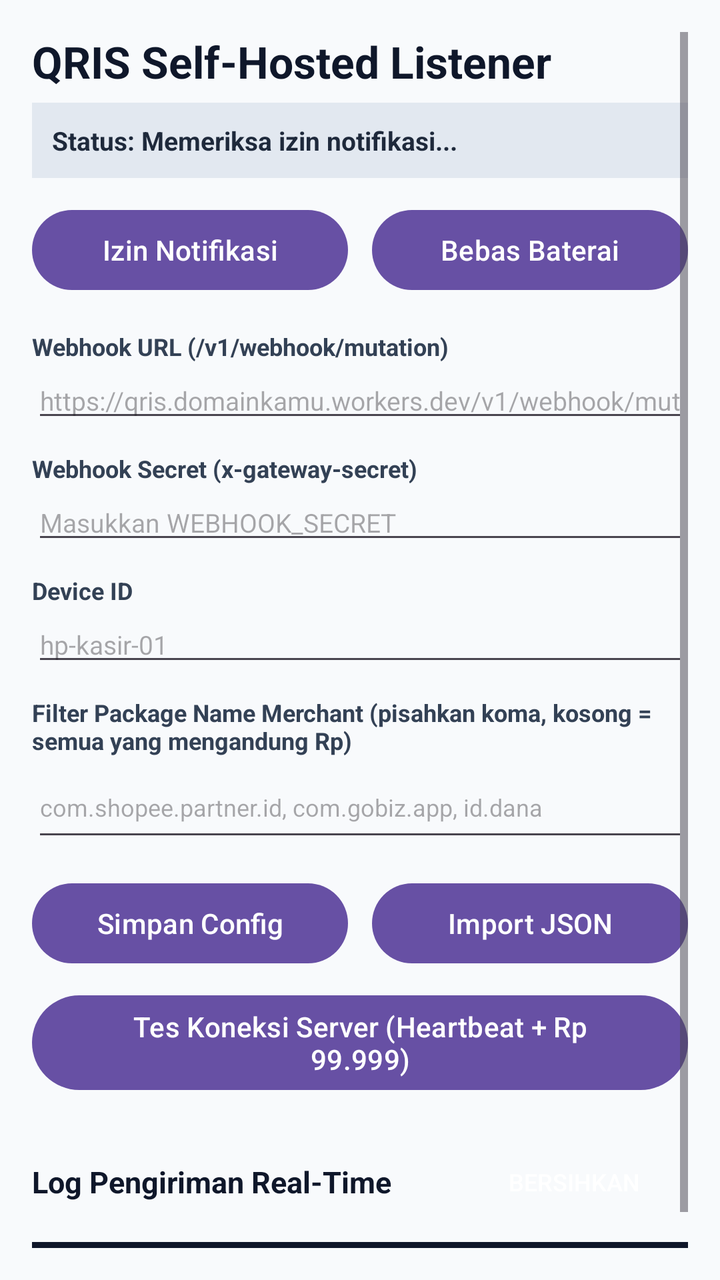
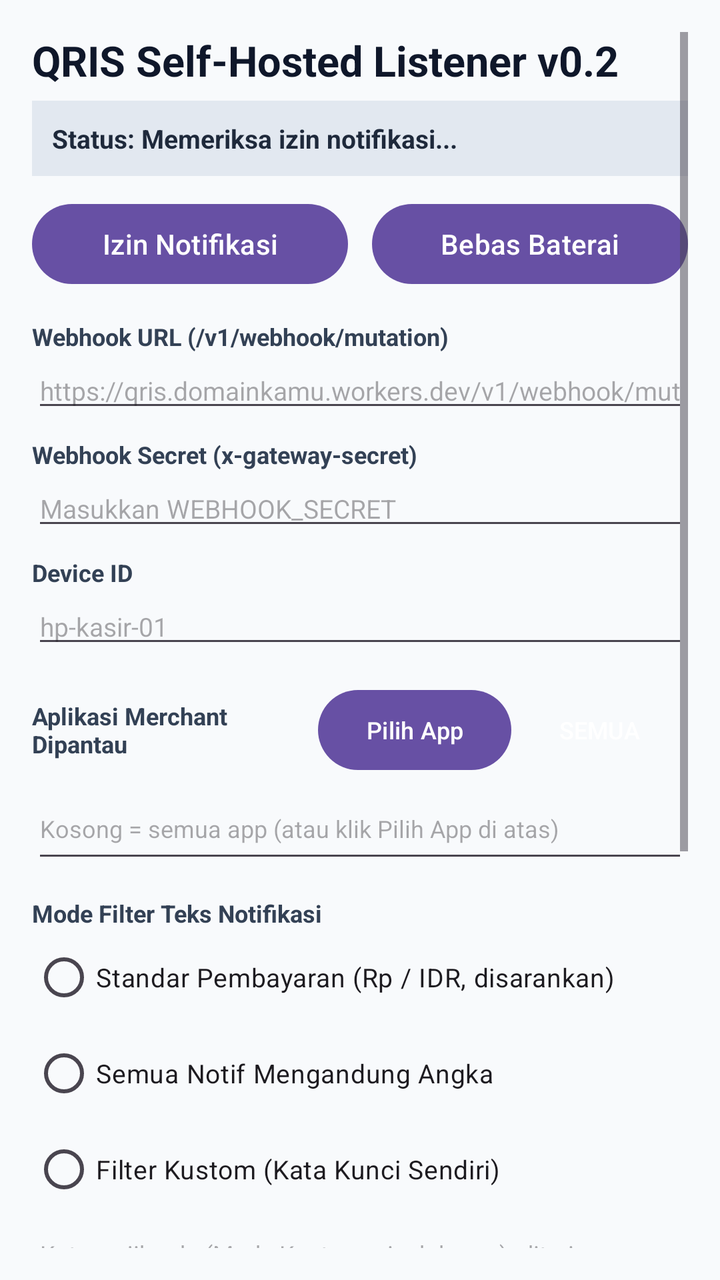

The first picture is an Android layout as it rendered before a commit; the second is the same layout after the commit. The layout source and the unified diff follow.
<!-- AndroidManifest.xml: application theme Theme.Material3.DayNight.NoActionBar -->
<!-- res/layout/activity_main.xml -->
<?xml version="1.0" encoding="utf-8"?>
<ScrollView xmlns:android="http://schemas.android.com/apk/res/android"
    android:layout_width="match_parent"
    android:layout_height="match_parent"
    android:padding="16dp"
    android:background="#F8FAFC">

    <LinearLayout
        android:layout_width="match_parent"
        android:layout_height="wrap_content"
        android:orientation="vertical">

        <TextView
            android:layout_width="match_parent"
            android:layout_height="wrap_content"
            android:text="QRIS Self-Hosted Listener"
            android:textSize="22sp"
            android:textStyle="bold"
            android:textColor="#0F172A" />

        <TextView
            android:id="@+id/tvStatusBadge"
            android:layout_width="match_parent"
            android:layout_height="wrap_content"
            android:layout_marginTop="6dp"
            android:padding="10dp"
            android:background="#E2E8F0"
            android:text="Status: Memeriksa izin notifikasi..."
            android:textSize="13sp"
            android:textStyle="bold"
            android:textColor="#1E293B" />

        <LinearLayout
            android:layout_width="match_parent"
            android:layout_height="wrap_content"
            android:layout_marginTop="12dp"
            android:orientation="horizontal">

            <Button
                android:id="@+id/btnGrantNotification"
                android:layout_width="0dp"
                android:layout_height="wrap_content"
                android:layout_weight="1"
                android:layout_marginEnd="6dp"
                android:text="Izin Notifikasi" />

            <Button
                android:id="@+id/btnDisableBatteryOpt"
                android:layout_width="0dp"
                android:layout_height="wrap_content"
                android:layout_weight="1"
                android:layout_marginStart="6dp"
                android:text="Bebas Baterai" />
        </LinearLayout>

        <TextView
            android:layout_width="match_parent"
            android:layout_height="wrap_content"
            android:layout_marginTop="16dp"
            android:text="Webhook URL (/v1/webhook/mutation)"
            android:textStyle="bold"
            android:textSize="12sp"
            android:textColor="#334155" />

        <EditText
            android:id="@+id/etWebhookUrl"
            android:layout_width="match_parent"
            android:layout_height="wrap_content"
            android:hint="https://qris.domainkamu.workers.dev/v1/webhook/mutation"
            android:inputType="textUri"
            android:textSize="13sp" />

        <TextView
            android:layout_width="match_parent"
            android:layout_height="wrap_content"
            android:layout_marginTop="10dp"
            android:text="Webhook Secret (x-gateway-secret)"
            android:textStyle="bold"
            android:textSize="12sp"
            android:textColor="#334155" />

        <EditText
            android:id="@+id/etSecret"
            android:layout_width="match_parent"
            android:layout_height="wrap_content"
            android:hint="Masukkan WEBHOOK_SECRET"
            android:inputType="textPassword"
            android:textSize="13sp" />

        <TextView
            android:layout_width="match_parent"
            android:layout_height="wrap_content"
            android:layout_marginTop="10dp"
            android:text="Device ID"
            android:textStyle="bold"
            android:textSize="12sp"
            android:textColor="#334155" />

        <EditText
            android:id="@+id/etDeviceId"
            android:layout_width="match_parent"
            android:layout_height="wrap_content"
            android:hint="hp-kasir-01"
            android:inputType="text"
            android:textSize="13sp" />

        <TextView
            android:layout_width="match_parent"
            android:layout_height="wrap_content"
            android:layout_marginTop="10dp"
            android:text="Filter Package Name Merchant (pisahkan koma, kosong = semua yang mengandung Rp)"
            android:textStyle="bold"
            android:textSize="12sp"
            android:textColor="#334155" />

        <EditText
            android:id="@+id/etPackages"
            android:layout_width="match_parent"
            android:layout_height="wrap_content"
            android:hint="com.shopee.partner.id, com.gobiz.app, id.dana"
            android:inputType="textMultiLine"
            android:minLines="2"
            android:textSize="12sp" />

        <LinearLayout
            android:layout_width="match_parent"
            android:layout_height="wrap_content"
            android:layout_marginTop="12dp"
            android:orientation="horizontal">

            <Button
                android:id="@+id/btnSave"
                android:layout_width="0dp"
                android:layout_height="wrap_content"
                android:layout_weight="1"
                android:layout_marginEnd="6dp"
                android:text="Simpan Config" />

            <Button
                android:id="@+id/btnImportJson"
                android:layout_width="0dp"
                android:layout_height="wrap_content"
                android:layout_weight="1"
                android:layout_marginStart="6dp"
                android:text="Import JSON" />
        </LinearLayout>

        <Button
            android:id="@+id/btnTestPing"
            android:layout_width="match_parent"
            android:layout_height="wrap_content"
            android:layout_marginTop="8dp"
            android:text="Tes Koneksi Server (Heartbeat + Rp 99.999)" />

        <LinearLayout
            android:layout_width="match_parent"
            android:layout_height="wrap_content"
            android:layout_marginTop="18dp"
            android:orientation="horizontal"
            android:gravity="center_vertical">

            <TextView
                android:layout_width="0dp"
                android:layout_height="wrap_content"
                android:layout_weight="1"
                android:text="Log Pengiriman Real-Time"
                android:textStyle="bold"
                android:textSize="15sp"
                android:textColor="#0F172A" />

            <Button
                android:id="@+id/btnClearLogs"
                style="?android:attr/borderlessButtonStyle"
                android:layout_width="wrap_content"
                android:layout_height="wrap_content"
                android:text="Bersihkan"
                android:textSize="12sp" />
        </LinearLayout>

        <TextView
            android:id="@+id/tvDeliveryLogs"
            android:layout_width="match_parent"
            android:layout_height="wrap_content"
            android:layout_marginTop="6dp"
            android:padding="12dp"
            android:background="#0F172A"
            android:textColor="#E2E8F0"
            android:fontFamily="monospace"
            android:textSize="11sp"
            android:text="Belum ada aktivitas notifikasi." />
    </LinearLayout>
</ScrollView>
<!-- resources referenced by this layout -->
<resources>

</resources>

<!-- the commit's change to res/layout/activity_main.xml (unified diff, before → after) -->
@@ -13,8 +13,8 @@
         <TextView
             android:layout_width="match_parent"
             android:layout_height="wrap_content"
-            android:text="QRIS Self-Hosted Listener"
-            android:textSize="22sp"
+            android:text="QRIS Self-Hosted Listener v0.2"
+            android:textSize="21sp"
             android:textStyle="bold"
             android:textColor="#0F172A" />
 
@@ -33,7 +33,7 @@
         <LinearLayout
             android:layout_width="match_parent"
             android:layout_height="wrap_content"
-            android:layout_marginTop="12dp"
+            android:layout_marginTop="10dp"
             android:orientation="horizontal">
 
             <Button
@@ -56,7 +56,7 @@
         <TextView
             android:layout_width="match_parent"
             android:layout_height="wrap_content"
-            android:layout_marginTop="16dp"
+            android:layout_marginTop="14dp"
             android:text="Webhook URL (/v1/webhook/mutation)"
             android:textStyle="bold"
             android:textSize="12sp"
@@ -73,7 +73,7 @@
         <TextView
             android:layout_width="match_parent"
             android:layout_height="wrap_content"
-            android:layout_marginTop="10dp"
+            android:layout_marginTop="8dp"
             android:text="Webhook Secret (x-gateway-secret)"
             android:textStyle="bold"
             android:textSize="12sp"
@@ -90,7 +90,7 @@
         <TextView
             android:layout_width="match_parent"
             android:layout_height="wrap_content"
-            android:layout_marginTop="10dp"
+            android:layout_marginTop="8dp"
             android:text="Device ID"
             android:textStyle="bold"
             android:textSize="12sp"
@@ -104,37 +104,119 @@
             android:inputType="text"
             android:textSize="13sp" />
 
-        <TextView
-            android:layout_width="match_parent"
-            android:layout_height="wrap_content"
-            android:layout_marginTop="10dp"
-            android:text="Filter Package Name Merchant (pisahkan koma, kosong = semua yang mengandung Rp)"
-            android:textStyle="bold"
-            android:textSize="12sp"
-            android:textColor="#334155" />
+        <LinearLayout
+            android:layout_width="match_parent"
+            android:layout_height="wrap_content"
+            android:layout_marginTop="12dp"
+            android:orientation="horizontal"
+            android:gravity="center_vertical">
+
+            <TextView
+                android:layout_width="0dp"
+                android:layout_height="wrap_content"
+                android:layout_weight="1"
+                android:text="Aplikasi Merchant Dipantau"
+                android:textStyle="bold"
+                android:textSize="12sp"
+                android:textColor="#334155" />
+
+            <Button
+                android:id="@+id/btnPickApps"
+                android:layout_width="wrap_content"
+                android:layout_height="wrap_content"
+                android:text="Pilih App"
+                android:textSize="12sp" />
+
+            <Button
+                android:id="@+id/btnClearApps"
+                style="?android:attr/borderlessButtonStyle"
+                android:layout_width="wrap_content"
+                android:layout_height="wrap_content"
+                android:text="Semua"
+                android:textSize="12sp" />
+        </LinearLayout>
 
         <EditText
             android:id="@+id/etPackages"
             android:layout_width="match_parent"
             android:layout_height="wrap_content"
-            android:hint="com.shopee.partner.id, com.gobiz.app, id.dana"
+            android:hint="Kosong = semua app (atau klik Pilih App di atas)"
             android:inputType="textMultiLine"
             android:minLines="2"
             android:textSize="12sp" />
 
-        <LinearLayout
+        <TextView
             android:layout_width="match_parent"
             android:layout_height="wrap_content"
             android:layout_marginTop="12dp"
+            android:text="Mode Filter Teks Notifikasi"
+            android:textStyle="bold"
+            android:textSize="12sp"
+            android:textColor="#334155" />
+
+        <RadioGroup
+            android:id="@+id/rgFilterMode"
+            android:layout_width="match_parent"
+            android:layout_height="wrap_content">
+
+            <RadioButton
+                android:id="@+id/rbFilterStandard"
+                android:layout_width="match_parent"
+                android:layout_height="wrap_content"
+                android:text="Standar Pembayaran (Rp / IDR, disarankan)"
+                android:textSize="13sp" />
+
+            <RadioButton
+                android:id="@+id/rbFilterAnyNumber"
+                android:layout_width="match_parent"
+                android:layout_height="wrap_content"
+                android:text="Semua Notif Mengandung Angka"
+                android:textSize="13sp" />
+
+            <RadioButton
+                android:id="@+id/rbFilterCustom"
+                android:layout_width="match_parent"
+                android:layout_height="wrap_content"
+                android:text="Filter Kustom (Kata Kunci Sendiri)"
+                android:textSize="13sp" />
+        </RadioGroup>
+
+        <EditText
+            android:id="@+id/etIncludeKeywords"
+            android:layout_width="match_parent"
+            android:layout_height="wrap_content"
+            android:hint="Kata wajib ada (Mode Kustom, pisah koma): diterima, masuk, qris"
+            android:inputType="text"
+            android:textSize="12sp" />
+
+        <EditText
+            android:id="@+id/etExcludeKeywords"
+            android:layout_width="match_parent"
+            android:layout_height="wrap_content"
+            android:hint="Kata diabaikan (pisah koma): promo, cashback, diskon, voucher"
+            android:inputType="text"
+            android:textSize="12sp" />
+
+        <Button
+            android:id="@+id/btnSave"
+            android:layout_width="match_parent"
+            android:layout_height="wrap_content"
+            android:layout_marginTop="10dp"
+            android:text="Simpan Konfigurasi" />
+
+        <LinearLayout
+            android:layout_width="match_parent"
+            android:layout_height="wrap_content"
+            android:layout_marginTop="6dp"
             android:orientation="horizontal">
 
             <Button
-                android:id="@+id/btnSave"
+                android:id="@+id/btnExportConfig"
                 android:layout_width="0dp"
                 android:layout_height="wrap_content"
                 android:layout_weight="1"
                 android:layout_marginEnd="6dp"
-                android:text="Simpan Config" />
+                android:text="Export Config" />
 
             <Button
                 android:id="@+id/btnImportJson"
@@ -142,20 +224,36 @@
                 android:layout_height="wrap_content"
                 android:layout_weight="1"
                 android:layout_marginStart="6dp"
-                android:text="Import JSON" />
-        </LinearLayout>
-
-        <Button
-            android:id="@+id/btnTestPing"
-            android:layout_width="match_parent"
-            android:layout_height="wrap_content"
-            android:layout_marginTop="8dp"
-            android:text="Tes Koneksi Server (Heartbeat + Rp 99.999)" />
-
-        <LinearLayout
-            android:layout_width="match_parent"
-            android:layout_height="wrap_content"
-            android:layout_marginTop="18dp"
+                android:text="Import Config" />
+        </LinearLayout>
+
+        <LinearLayout
+            android:layout_width="match_parent"
+            android:layout_height="wrap_content"
+            android:layout_marginTop="6dp"
+            android:orientation="horizontal">
+
+            <Button
+                android:id="@+id/btnChangeQris"
+                android:layout_width="0dp"
+                android:layout_height="wrap_content"
+                android:layout_weight="1"
+                android:layout_marginEnd="6dp"
+                android:text="Ganti QRIS" />
+
+            <Button
+                android:id="@+id/btnTestPing"
+                android:layout_width="0dp"
+                android:layout_height="wrap_content"
+                android:layout_weight="1"
+                android:layout_marginStart="6dp"
+                android:text="Tes Koneksi" />
+        </LinearLayout>
+
+        <LinearLayout
+            android:layout_width="match_parent"
+            android:layout_height="wrap_content"
+            android:layout_marginTop="16dp"
             android:orientation="horizontal"
             android:gravity="center_vertical">
 
